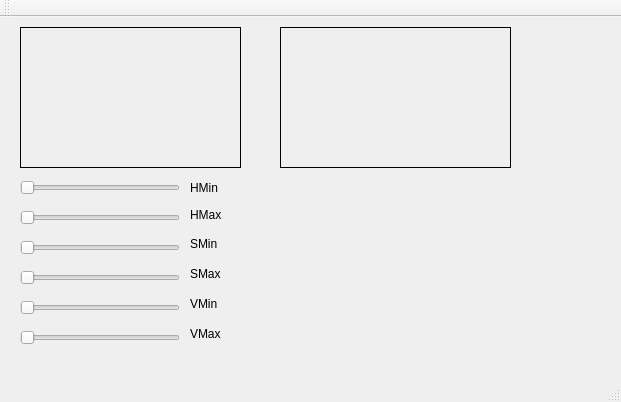
The window that Task2Solution/mainwindow.ui (Iftimie/HackSociety) describes before a commit, drawn with Qt 5.
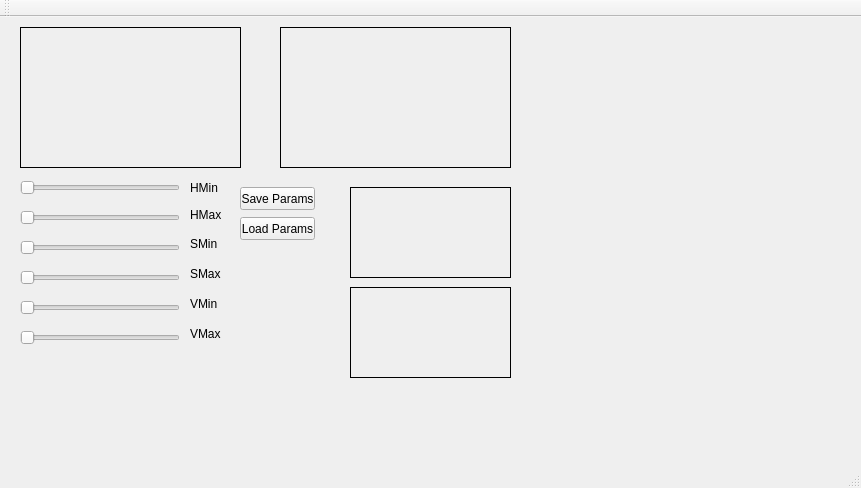
The same window after the commit.

What changed in the file:
```diff
--- a/Task2Solution/mainwindow.ui
+++ b/Task2Solution/mainwindow.ui
@@ -6,8 +6,8 @@
    <rect>
     <x>0</x>
     <y>0</y>
-    <width>621</width>
-    <height>402</height>
+    <width>861</width>
+    <height>488</height>
    </rect>
   </property>
   <property name="windowTitle">
@@ -202,6 +202,64 @@
      <string>VMax</string>
     </property>
    </widget>
+   <widget class="QPushButton" name="btnSaveParams">
+    <property name="geometry">
+     <rect>
+      <x>240</x>
+      <y>170</y>
+      <width>75</width>
+      <height>23</height>
+     </rect>
+    </property>
+    <property name="text">
+     <string>Save Params</string>
+    </property>
+   </widget>
+   <widget class="QPushButton" name="btnLoadParams">
+    <property name="geometry">
+     <rect>
+      <x>240</x>
+      <y>200</y>
+      <width>75</width>
+      <height>23</height>
+     </rect>
+    </property>
+    <property name="text">
+     <string>Load Params</string>
+    </property>
+   </widget>
+   <widget class="QLabel" name="resultTop">
+    <property name="geometry">
+     <rect>
+      <x>350</x>
+      <y>170</y>
+      <width>161</width>
+      <height>91</height>
+     </rect>
+    </property>
+    <property name="frameShape">
+     <enum>QFrame::Box</enum>
+    </property>
+    <property name="text">
+     <string/>
+    </property>
+   </widget>
+   <widget class="QLabel" name="resultSide">
+    <property name="geometry">
+     <rect>
+      <x>350</x>
+      <y>270</y>
+      <width>161</width>
+      <height>91</height>
+     </rect>
+    </property>
+    <property name="frameShape">
+     <enum>QFrame::Box</enum>
+    </property>
+    <property name="text">
+     <string/>
+    </property>
+   </widget>
   </widget>
   <widget class="QMenuBar" name="menuBar">
    <property name="geometry">
```
Left out of the diff: 20 changed lines with no effect on the pictures.
